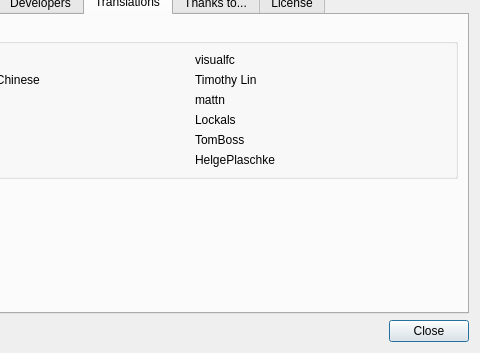
Qt form liteidex/src/liteapp/aboutdialog.ui (visualfc/liteide) before a commit; both pictures show x 97 to 577 and y 93 to 446 of the 577 by 446 pixel window.
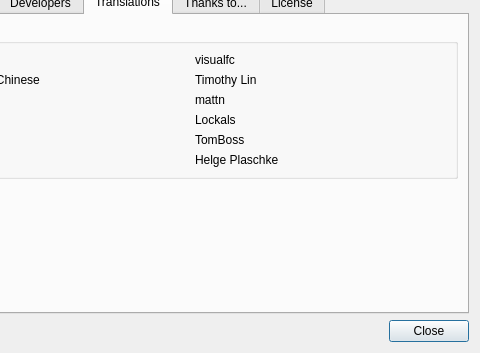
The same form after that commit. The open tabs and pages were chosen to show the change. Icons and pictures are not drawn.

```diff
--- a/liteidex/src/liteapp/aboutdialog.ui
+++ b/liteidex/src/liteapp/aboutdialog.ui
@@ -463,7 +463,7 @@
           <item row="5" column="1">
            <widget class="QLabel" name="label_38">
             <property name="text">
-             <string notr="true">HelgePlaschke</string>
+             <string notr="true">Helge Plaschke &lt;github.com/HelgePlaschke&gt;</string>
             </property>
            </widget>
           </item>
```
Left out of the diff: 2 changed lines with no effect on the pictures.
